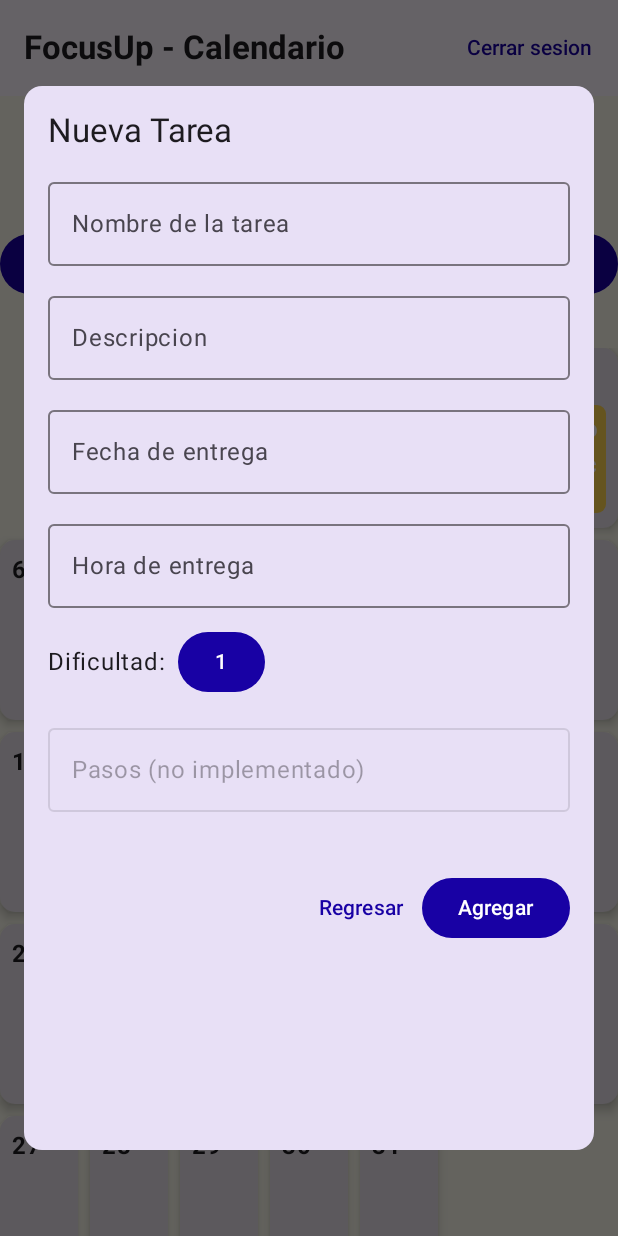
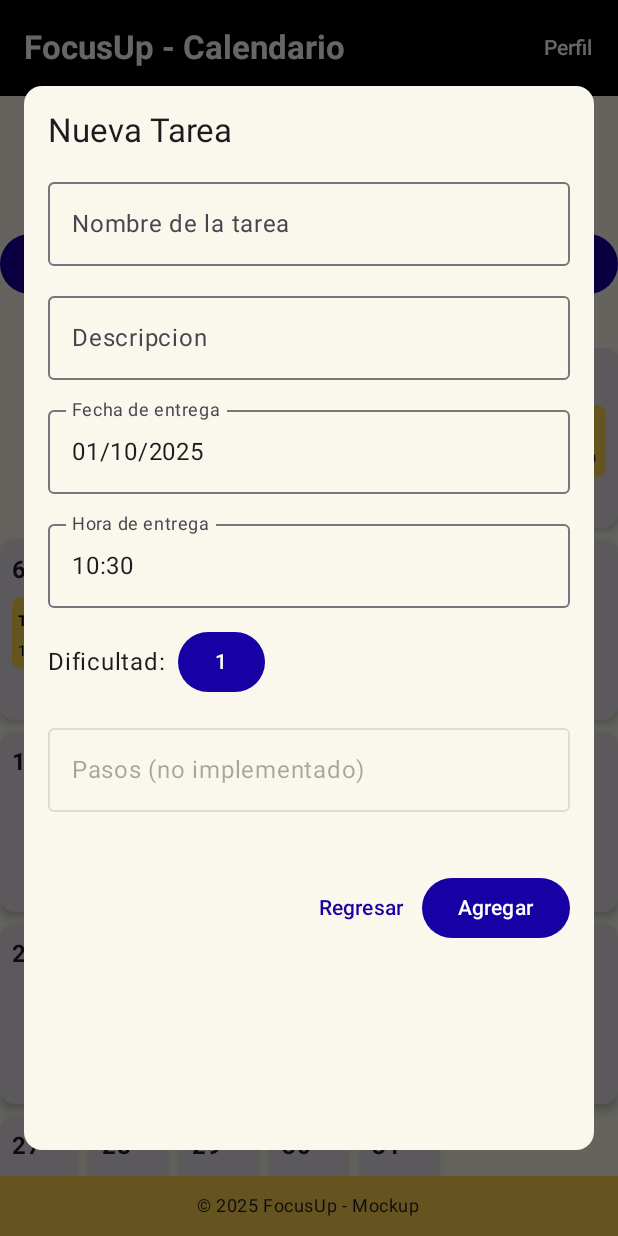
Before and after one commit to Super-Gabriel/Sitio_Web_Administracion, an Android app built with Jetpack Compose: the screen it shows after launch (MainActivity), after a tap on "+ Agregar tarea", on a phone screen of 412 x 824 dp. Run offline under Robolectric (Android 15) with nearby library versions, the phone set to English and light mode, and no system bars.

Commit message:
cambios a agregar tareas TODO en agregar tarea, agregar forma de cambiar fecha y hora

```diff
--- a/app/app/src/main/java/com/example/focusup/MainActivity.kt
+++ b/app/app/src/main/java/com/example/focusup/MainActivity.kt
@@ -12,6 +12,7 @@
 import androidx.compose.foundation.background
 import androidx.compose.foundation.clickable
 import androidx.compose.foundation.layout.*
+import androidx.compose.foundation.lazy.LazyColumn
 import androidx.compose.foundation.lazy.grid.GridCells
 import androidx.compose.foundation.lazy.grid.LazyVerticalGrid
 import androidx.compose.foundation.lazy.grid.items
@@ -30,16 +31,26 @@
 import androidx.compose.runtime.*
 import androidx.compose.ui.platform.LocalConfiguration
 import androidx.compose.material3.Surface
+import androidx.compose.ui.platform.LocalContext
 import androidx.compose.ui.text.style.TextAlign
+import androidx.compose.ui.text.style.TextOverflow
+import androidx.compose.ui.unit.sp
 import androidx.compose.ui.window.Dialog
 
 import java.time.LocalDate
 import java.time.YearMonth
 import java.util.Locale
 import java.time.format.DateTimeFormatter
+import java.time.LocalTime
 
 import com.example.focusup.model.Task
 
+
+val dateFormatter = DateTimeFormatter.ofPattern("dd/MM/yyyy")
+val timeFormatter = DateTimeFormatter.ofPattern("HH:mm")
+
+@RequiresApi(Build.VERSION_CODES.O)
+val tasksList = mutableStateListOf<Task>().apply { addAll(getTasksList()) }
 
 @Composable
 fun isPortrait(): Boolean {
@@ -83,13 +94,7 @@
     val monthFormatter = DateTimeFormatter.ofPattern("MMMM yyyy", Locale("es", "ES"))
     val monthName = currentMonth.format(monthFormatter)
 
-    val tasks = listOf(
-        Task("Tarea 1", "Descripcion de la tarea 1", LocalDate.now(), java.time.LocalTime.of(14, 0), 3, listOf("Paso 1", "Paso 2")),
-        Task("Lectura 1", "Descripcion de la lectura 1", LocalDate.now().plusDays(1), java.time.LocalTime.of(16, 0), 2),
-        Task("Tarea 2", "Descripcion de la tarea 2", LocalDate.now().plusDays(2), java.time.LocalTime.of(10, 0), 4),
-        Task("Proyecto", "Descripcion del proyecto", LocalDate.now().plusDays(4), java.time.LocalTime.of(23, 59), 5),
-        Task("Tarea 5", "Descripcion de la tarea 5", LocalDate.now().plusDays(14), java.time.LocalTime.of(12, 0), 1)
-    )
+    val tasks = tasksList
 
     val tasksByDay: Map<LocalDate, List<Task>> =
     daysOfMonth.associateWith { day ->
@@ -108,11 +113,27 @@
             TopAppBar(
                 title = { Text("FocusUp - Calendario", fontWeight = FontWeight.Bold) },
                 actions = {
-                    TextButton(onClick = { /* TODO: cerrar sesion */ }) {
-                        Text("Cerrar sesion")
+                    TextButton(onClick = { /* TODO: perfil */ }) {
+                        Text("Perfil", color = Color.White)
                     }
+                },
+                colors = TopAppBarDefaults.topAppBarColors(
+                    containerColor = Color.Black,
+                    titleContentColor = Color.White,
+                    actionIconContentColor = Color.White
+                )
+            )
+        },
+        bottomBar = {
+            Box(
+                modifier = Modifier
+                    .fillMaxWidth()
+                    .background(MaterialTheme.colorScheme.surfaceVariant)
+                    .padding(12.dp),
+                contentAlignment = Alignment.Center
+            ) {
+                Text("© 2025 FocusUp - Mockup", style = MaterialTheme.typography.bodySmall)
             }
-            )
         }
     ) { innerPadding ->
         Column(
@@ -186,8 +207,13 @@
                                 Spacer(modifier = Modifier.height(4.dp))
 
                                 // Mostrar tareas si existen
-                                val tasks = tasksByDay[date] ?: emptyList()
-                                tasks.forEach { task ->
+                                val tasksOfDay = tasksByDay[date] ?: emptyList()
+                                Column(
+                                    modifier = Modifier
+                                        .fillMaxSize()
+                                        .verticalScroll(rememberScrollState())
+                                ) {
+                                    tasksOfDay.forEach { task ->
                                         Surface(
                                             tonalElevation = 0.dp,
                                             shape = RoundedCornerShape(6.dp),
@@ -201,8 +227,22 @@
                                                 }
                                         ) {
                                             Column(modifier = Modifier.padding(4.dp)) {
-                                            Text(task.title, fontWeight = FontWeight.Bold)
-                                            Text("Hora: ${task.dueTime}", style = MaterialTheme.typography.bodySmall)
+                                                Text(
+                                                    task.title,
+                                                    fontWeight = FontWeight.Bold,
+                                                    fontSize = 10.sp,
+                                                    color = MaterialTheme.colorScheme.tertiary,
+                                                    maxLines = 1,
+                                                    overflow = TextOverflow.Ellipsis
+                                                )
+                                                Text(
+                                                    task.dueTime.format(timeFormatter),
+                                                    style = MaterialTheme.typography.bodySmall.copy(fontSize = 10.sp),
+                                                    color = MaterialTheme.colorScheme.tertiary,
+                                                    maxLines = 1,
+                                                    overflow = TextOverflow.Ellipsis
+                                                )
+                                            }
                                         }
                                     }
                                 }
@@ -210,7 +250,7 @@
                         }
                     } else {
                         // Celda vacia para alinear el primer dia del mes
-                        Box(modifier = Modifier.height(120.dp)) { }
+                        Box(modifier = Modifier.height(110.dp)) { }
                     }
                 }
             }
@@ -234,7 +274,11 @@
                         }
                     },
                     confirmButton = {
-                        Button(onClick = { showTaskDialog = false }) {
+                        Button(onClick = {
+                            showTaskDialog = false
+                            selectedTask?.let { removeTaskById(it.id) }
+                            selectedTask = null
+                         }) {
                             Text("Completar tarea")
                         }
                     },
@@ -249,25 +293,10 @@
             if (showAddTaskDialog) {
                 AddTaskDialog(
                     onDismiss = { showAddTaskDialog = false },
-                    onAddTask = {
-                        // TODO: aqui mas adelante se guardara la tarea
-                        showAddTaskDialog = false
+                    onAddTask = { newTask ->
+                        tasks.add(newTask)
                     }
                 )
-            }
-
-
-            Spacer(modifier = Modifier.weight(1f))
-
-            // Footer
-            Box(
-                modifier = Modifier
-                    .fillMaxWidth()
-                    .background(MaterialTheme.colorScheme.surfaceVariant)
-                    .padding(12.dp),
-                contentAlignment = Alignment.Center
-            ) {
-                Text("© 2025 FocusUp - Mockup", style = MaterialTheme.typography.bodySmall)
             }
         }
     }
@@ -277,12 +306,13 @@
 @Composable
 fun AddTaskDialog(
     onDismiss: () -> Unit,
-    onAddTask: () -> Unit
+    onAddTask: (Task) -> Unit
 ) {
     Dialog(onDismissRequest = onDismiss) {
         Surface(
             shape = RoundedCornerShape(12.dp),
             tonalElevation = 4.dp,
+            color = MaterialTheme.colorScheme.background,
             modifier = Modifier
                 .fillMaxWidth()
                 .fillMaxHeight(0.9f) // casi pantalla completa
@@ -299,12 +329,15 @@
 
                 var taskName by remember { mutableStateOf("") }
                 var taskDescription by remember { mutableStateOf("") }
-                //var taskDueDate by remember { mutableStateOf(LocalDate.now()) } // fecha como LocalDate
-                //var taskDueTime by remember { mutableStateOf(LocalTime.now()) } // hora como LocalTime
-                var taskDueDate by remember { mutableStateOf("") } // fecha como String
-                var taskDueTime by remember { mutableStateOf("") } // hora como String
+                var taskDueDate by remember { mutableStateOf(LocalDate.now()) } // fecha como LocalDate
+                var taskDueTime by remember { mutableStateOf(LocalTime.now()) } // hora como LocalTime
+                //var taskDueDate by remember { mutableStateOf("") } // fecha como String
+                //var taskDueTime by remember { mutableStateOf("") } // hora como String
                 var selectedDifficulty by remember { mutableStateOf(1) }
                 var expanded by remember { mutableStateOf(false) }
+                var taskSteps by remember { mutableStateOf(listOf<String>()) }
+
+                val context = LocalContext.current
 
                 OutlinedTextField(
                     value = taskName,
@@ -321,17 +354,45 @@
                 )
 
                 OutlinedTextField(
-                    value = taskDueDate,
-                    onValueChange = { taskDueDate = it },
+                    value = taskDueDate.format(dateFormatter),
+                    onValueChange = {},
                     label = { Text("Fecha de entrega") },
-                    modifier = Modifier.fillMaxWidth()
+                    modifier = Modifier
+                        .fillMaxWidth()
+                        .clickable {
+                            val picker = DatePickerDialog(
+                                context,
+                                { _, year, month, dayOfMonth ->
+                                    taskDueDate = LocalDate.of(year, month + 1, dayOfMonth)
+                                },
+                                taskDueDate.year,
+                                taskDueDate.monthValue - 1,
+                                taskDueDate.dayOfMonth
+                            )
+                            picker.show()
+                        },
+                    readOnly = true
                 )
 
                 OutlinedTextField(
-                    value = taskDueTime,
-                    onValueChange = { taskDueTime = it },
+                    value = taskDueTime.format(timeFormatter),
+                    onValueChange = {},
                     label = { Text("Hora de entrega") },
-                    modifier = Modifier.fillMaxWidth()
+                    modifier = Modifier
+                        .fillMaxWidth()
+                        .clickable {
+                            val picker = TimePickerDialog(
+                                context,
+                                { _, hour, minute ->
+                                    taskDueTime = LocalTime.of(hour, minute)
+                                },
+                                taskDueTime.hour,
+                                taskDueTime.minute,
+                                true
+                            )
+                            picker.show()
+                        },
+                    readOnly = true
                 )
 
                 Row(
@@ -378,7 +439,22 @@
                     TextButton(onClick = onDismiss) {
                         Text("Regresar")
                     }
-                    Button(onClick = onAddTask) {
+                    Button(
+                        onClick = {
+                            val newId = (tasksList.maxOfOrNull { it.id } ?: 0) + 1
+                            val newTask = Task(
+                                title = if (taskName == "") "Tarea sin nombre" else taskName,
+                                description = if (taskDescription == "") "Descripcion de la tarea" else taskDescription,
+                                dueDate = taskDueDate,
+                                dueTime = taskDueTime.withSecond(0).withNano(0),
+                                difficulty = selectedDifficulty,
+                                steps = taskSteps,
+                                id = newId
+                            )
+                            onAddTask(newTask)
+                            onDismiss()
+                        }
+                    ) {
                         Text("Agregar")
                     }
                 }
@@ -395,3 +471,17 @@
         CalendarMockupScreen()
     }
 }
+
+fun getTasksList(): List<Task> {
+    return listOf(
+        Task("Tarea 1", "Descripcion de la tarea 1", LocalDate.now().plusDays(5), java.time.LocalTime.of(14, 0), 3, listOf("Paso 1", "Paso 2"), 1),
+        Task("Lectura 1", "Descripcion de la lectura 1", LocalDate.now().plusDays(1), java.time.LocalTime.of(16, 0), 2, listOf("Leer capitulo 1", "Leer capitulo 2"), 2),
+        Task("Tarea 2", "Descripcion de la tarea 2", LocalDate.now().plusDays(2), java.time.LocalTime.of(10, 0), 4, emptyList(), 3),
+        Task("Proyecto", "Descripcion del proyecto", LocalDate.now().plusDays(4), java.time.LocalTime.of(23, 59), 5, emptyList(), 4),
+        Task("Tarea 5", "Descripcion de la tarea 5", LocalDate.now().plusDays(14), java.time.LocalTime.of(12, 0), 1, emptyList(), 5),
+    )
+}
+
+fun removeTaskById(taskId: Int) {
+    tasksList.removeAll { it.id == taskId }
+}
--- a/app/app/src/main/java/com/example/focusup/model/Task.kt
+++ b/app/app/src/main/java/com/example/focusup/model/Task.kt
@@ -16,5 +16,7 @@
     // Dificultad, de 1 a 5
     val difficulty: Int,
     // Pasos para completar la tarea, para poder poner actividades
-    val steps: List<String> = emptyList()
+    val steps: List<String>,
+    // ID
+    val id: Int,
 )
--- a/app/app/src/main/java/com/example/focusup/ui/theme/Color.kt
+++ b/app/app/src/main/java/com/example/focusup/ui/theme/Color.kt
@@ -17,3 +17,4 @@
 val Yellow2 = Color(0xFFFBC02D)
 val Blue2 = Color(0xFF0f025f)
 val LightYellow2 = Color(0xFFe1dfd4)
+val Black = Color(0xFF000000)
--- a/app/app/src/main/java/com/example/focusup/ui/theme/Theme.kt
+++ b/app/app/src/main/java/com/example/focusup/ui/theme/Theme.kt
@@ -20,7 +20,8 @@
     */
     primary = Yellow2,
     secondary = Blue2,
-    background = LightYellow2
+    background = LightYellow2,
+    tertiary = Black
 )
 
 private val LightColorScheme = lightColorScheme(
@@ -32,7 +33,8 @@
     surfaceVariant = Yellow1,
     secondary = Yellow1,
     primary = Blue1,
-    background = LightYellow
+    background = LightYellow,
+    tertiary = Black
 
     /* Other default colors to override
     background = Color(0xFFFFFBFE),
```
Lines whose indentation alone changed are shown as unchanged.
